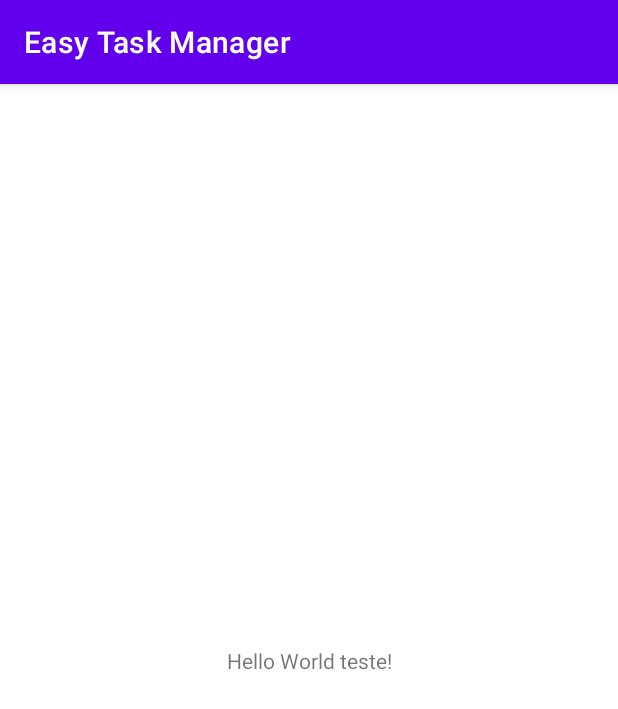
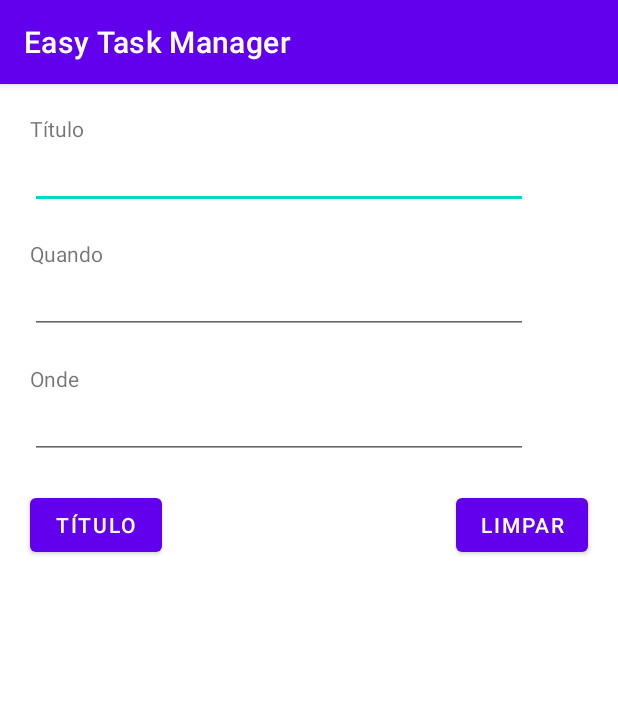
Before and after one commit to netoneze/disp-moveis-utfprcp, an Android app: the screen it shows after launch (MainActivity), on a phone screen of 412 x 824 dp. Shown: the top 709 px of the screen. Run offline under Robolectric (Android 15) with nearby library versions, the phone set to English and light mode, and no system bars.

Commit message:
Adicionado textView editText e algumas strings.

```diff
--- a/app/src/main/java/com/netoneze/easytaskmanager/MainActivity.java
+++ b/app/src/main/java/com/netoneze/easytaskmanager/MainActivity.java
@@ -1,14 +1,51 @@
 package com.netoneze.easytaskmanager;
+
+import android.os.Bundle;
+import android.view.View;
+import android.widget.EditText;
+import android.widget.Toast;
 
 import androidx.appcompat.app.AppCompatActivity;
 
-import android.os.Bundle;
+public class MainActivity extends AppCompatActivity {
 
-public class MainActivity extends AppCompatActivity {
+    private EditText editTextTitulo, editTextData, editTextLocal;
 
     @Override
     protected void onCreate(Bundle savedInstanceState) {
         super.onCreate(savedInstanceState);
         setContentView(R.layout.activity_main);
+
+        editTextTitulo = findViewById(R.id.editTextTitulo);
+        editTextData = findViewById(R.id.editTextData);
+        editTextLocal = findViewById(R.id.editTextOnde);
     }
+
+    public void limparCampos(View view){
+        editTextTitulo.setText(null);
+        editTextData.setText(null);
+        editTextLocal.setText(null);
+
+        editTextTitulo.requestFocus();
+
+        Toast.makeText(this,
+                R.string.campos_limpos,
+                Toast.LENGTH_SHORT).show();
+    }
+
+    public void mostrarTitulo (View view){
+        String titulo = editTextTitulo.getText().toString();
+
+        if (titulo == null || titulo.trim().isEmpty()){
+            Toast.makeText(this,
+                    R.string.erro_campo_vazio,
+                    Toast.LENGTH_SHORT).show();
+            editTextTitulo.requestFocus();
+
+            return;
+        }
+
+        Toast.makeText(this, titulo.trim(), Toast.LENGTH_SHORT).show();
+    }
+
 }
--- a/app/src/main/res/layout/activity_main.xml
+++ b/app/src/main/res/layout/activity_main.xml
@@ -7,12 +7,95 @@
     tools:context=".MainActivity">
 
     <TextView
+        android:id="@+id/textViewTitulo"
         android:layout_width="wrap_content"
         android:layout_height="wrap_content"
-        android:text="Hello World teste!"
-        app:layout_constraintBottom_toBottomOf="parent"
+        android:layout_marginLeft="20dp"
+        android:layout_marginTop="20dp"
+        android:text="@string/titulo"
         app:layout_constraintLeft_toLeftOf="parent"
-        app:layout_constraintRight_toRightOf="parent"
         app:layout_constraintTop_toTopOf="parent" />
 
+    <EditText
+        android:id="@+id/editTextTitulo"
+        style="@style/Widget.AppCompat.EditText"
+        android:layout_width="332dp"
+        android:layout_height="44dp"
+        android:layout_marginStart="20dp"
+        android:layout_marginLeft="20dp"
+        android:ems="10"
+        android:inputType="textPersonName|textCapWords"
+        app:layout_constraintStart_toStartOf="parent"
+        app:layout_constraintTop_toBottomOf="@+id/textViewTitulo" />
+
+    <Button
+        android:id="@+id/buttonSalvar"
+        android:layout_width="wrap_content"
+        android:layout_height="wrap_content"
+        android:layout_marginStart="20dp"
+        android:layout_marginLeft="20dp"
+        android:layout_marginTop="20dp"
+        android:onClick="mostrarTitulo"
+        android:text="@string/titulo"
+        app:layout_constraintStart_toStartOf="parent"
+        app:layout_constraintTop_toBottomOf="@+id/editTextOnde" />
+
+    <Button
+        android:id="@+id/buttonLimpar"
+        android:layout_width="wrap_content"
+        android:layout_height="wrap_content"
+        android:layout_marginTop="20dp"
+        android:layout_marginEnd="20dp"
+        android:layout_marginRight="20dp"
+        android:onClick="limparCampos"
+        android:text="@string/limpar"
+        app:layout_constraintEnd_toEndOf="parent"
+        app:layout_constraintTop_toBottomOf="@+id/editTextOnde" />
+
+    <EditText
+        android:id="@+id/editTextData"
+        style="@style/Widget.AppCompat.EditText"
+        android:layout_width="332dp"
+        android:layout_height="44dp"
+        android:layout_marginStart="20dp"
+        android:layout_marginLeft="20dp"
+        android:ems="10"
+        android:inputType="date"
+        android:textAppearance="@android:style/Widget.DeviceDefault.AutoCompleteTextView"
+        app:layout_constraintStart_toStartOf="parent"
+        app:layout_constraintTop_toBottomOf="@+id/textViewData" />
+
+    <TextView
+        android:id="@+id/textViewData"
+        android:layout_width="wrap_content"
+        android:layout_height="wrap_content"
+        android:layout_marginStart="20dp"
+        android:layout_marginLeft="20dp"
+        android:layout_marginTop="20dp"
+        android:text="@string/quando"
+        app:layout_constraintStart_toStartOf="parent"
+        app:layout_constraintTop_toBottomOf="@+id/editTextTitulo" />
+
+    <EditText
+        android:id="@+id/editTextOnde"
+        android:layout_width="332dp"
+        android:layout_height="44dp"
+        android:layout_marginStart="20dp"
+        android:layout_marginLeft="20dp"
+        android:ems="10"
+        android:inputType="textPersonName"
+        app:layout_constraintStart_toStartOf="parent"
+        app:layout_constraintTop_toBottomOf="@+id/textViewOnde" />
+
+    <TextView
+        android:id="@+id/textViewOnde"
+        android:layout_width="wrap_content"
+        android:layout_height="wrap_content"
+        android:layout_marginStart="20dp"
+        android:layout_marginLeft="20dp"
+        android:layout_marginTop="20dp"
+        android:text="@string/onde"
+        app:layout_constraintStart_toStartOf="parent"
+        app:layout_constraintTop_toBottomOf="@+id/editTextData" />
+
 </androidx.constraintlayout.widget.ConstraintLayout>
--- a/app/src/main/res/values/strings.xml
+++ b/app/src/main/res/values/strings.xml
@@ -1,3 +1,9 @@
 <resources>
     <string name="app_name">Easy Task Manager</string>
+    <string name="titulo">Título</string>
+    <string name="limpar">Limpar</string>
+    <string name="erro_campo_vazio">Existe(m) campo(s) vazio(s)!</string>
+    <string name="campos_limpos">Campos Limpos!</string>
+    <string name="quando">Quando</string>
+    <string name="onde">Onde</string>
 </resources>
```
